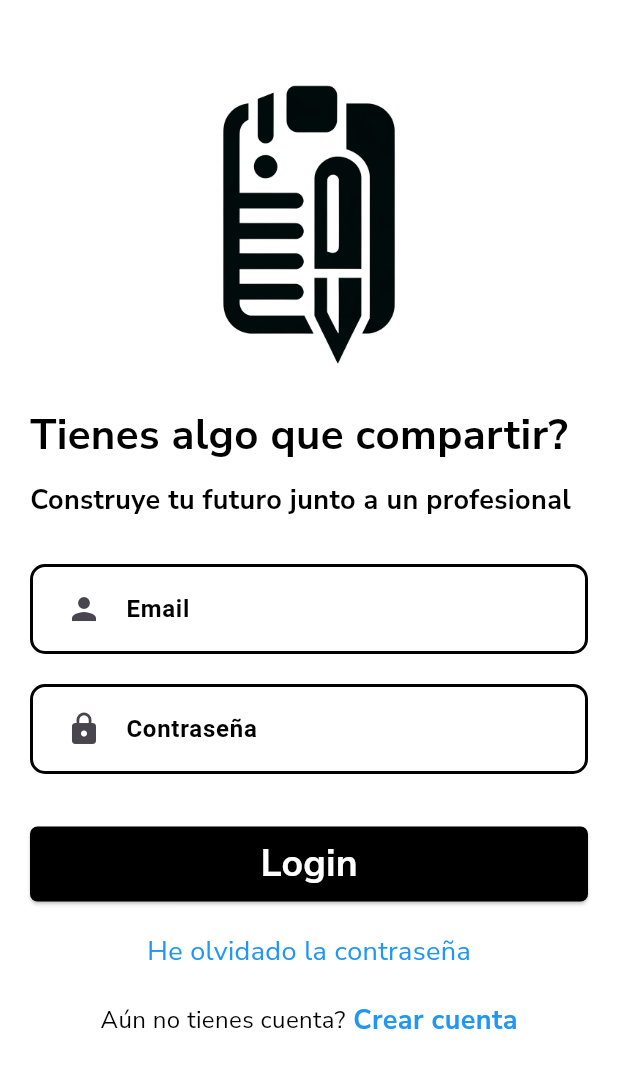
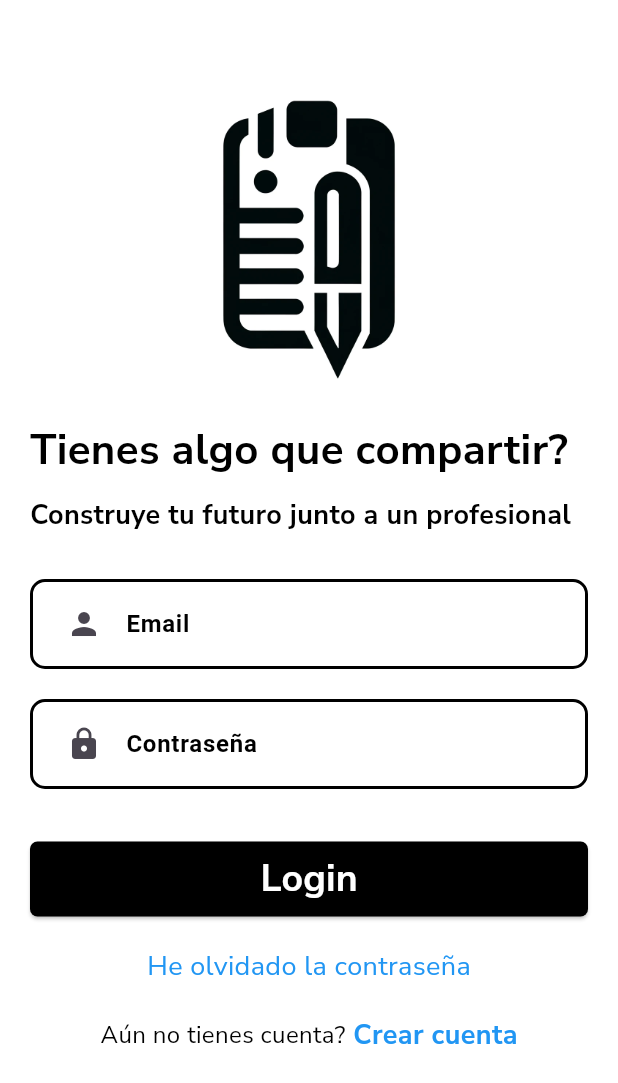
Before and after one commit to Miguelstucom/project, a Flutter app: the screen it shows after launch, on a phone screen of 412 x 824 dp. Shown: the top 1083 px of the screen. Run offline on Flutter 3.47's test engine with Material 3 defaults, Android fonts, the phone set to English and light mode, and no system bars; our stand-ins replace google_fonts; generated files the repository leaves out were written again; network calls fail.

Commit message:
sizedbox

```diff
--- a/lib/views/Login_view/Login_view.dart
+++ b/lib/views/Login_view/Login_view.dart
@@ -53,6 +53,7 @@ class _MyHomePageState extends State<Login> {
               child: Column(
                 mainAxisAlignment: MainAxisAlignment.center,
                 children: [
+                  const SizedBox(height: 10,),
                   if (!nodeEmail.hasFocus && !nodePass.hasFocus)
                     Image.asset(
                       'assets/images/logo.webp',
```
